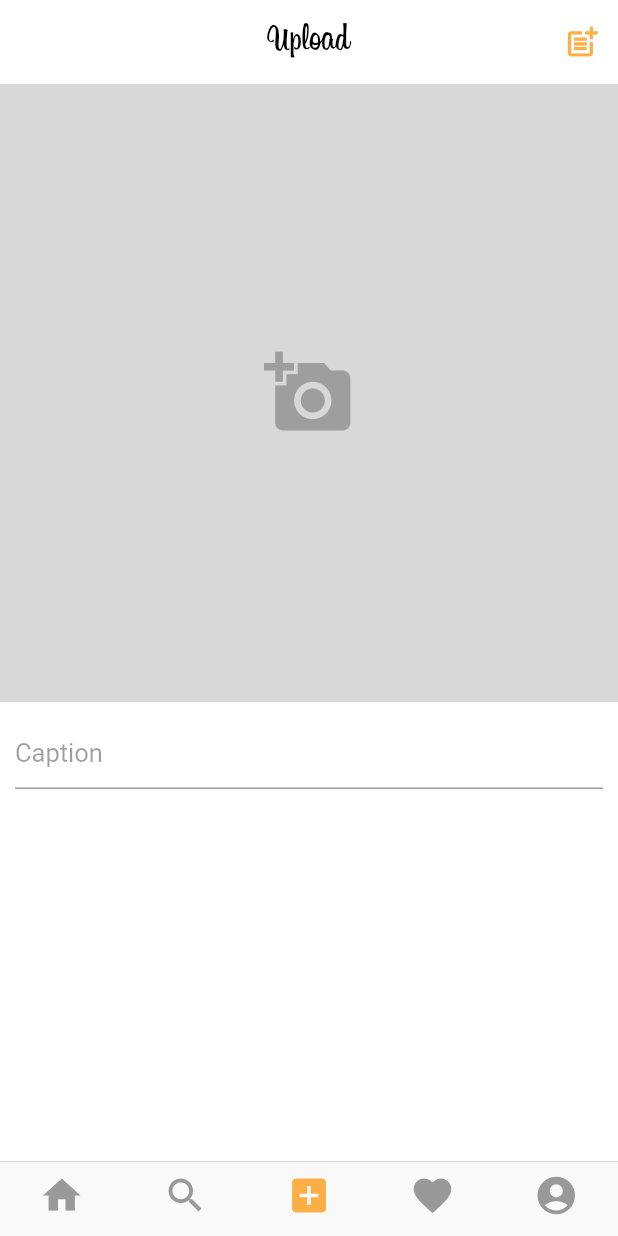
After one commit to Khurshidddbek/flutter_myinsta, a Flutter app: the HomePage screen opened by its route, swiped to page 3, on a phone screen of 412 x 824 dp. The commit adds this screen. Run offline on Flutter 3.47's test engine with Material 2 defaults, Android fonts, the phone set to English and light mode, and no system bars; our stand-ins replace image_picker.

Commit message:
MyUploadPage

```diff
--- a/lib/main.dart
+++ b/lib/main.dart
@@ -1,4 +1,5 @@
 import 'package:flutter/material.dart';
+import 'package:flutter_myinsta/pages/home_page.dart';
 import 'package:flutter_myinsta/pages/signin_page.dart';
 import 'package:flutter_myinsta/pages/signup_page.dart';
 import 'package:flutter_myinsta/pages/splash_page.dart';
@@ -20,6 +21,7 @@ class MyApp extends StatelessWidget {
         SplashPage.id: (context) => SplashPage(),
         SignInPage.id: (context) => SignInPage(),
         SignUpPage.id: (context) => SignUpPage(),
+        HomePage.id: (context) => HomePage(),
       },
     );
   }
--- /dev/null
+++ b/lib/pages/home_page.dart
@@ -0,0 +1,73 @@
+import 'package:flutter/cupertino.dart';
+import 'package:flutter/material.dart';
+import 'package:flutter_myinsta/pages/my_feed_page.dart';
+import 'package:flutter_myinsta/pages/my_likes_page.dart';
+import 'package:flutter_myinsta/pages/my_profile_page.dart';
+import 'package:flutter_myinsta/pages/my_search_page.dart';
+import 'package:flutter_myinsta/pages/my_upload_page.dart';
+
+class HomePage extends StatefulWidget {
+  static final String id = 'home_page';
+
+  const HomePage({Key key}) : super(key: key);
+
+  @override
+  _HomePageState createState() => _HomePageState();
+}
+
+class _HomePageState extends State<HomePage> {
+  // values
+  PageController _pageController;
+  var _currentIndex = 0;
+
+  @override
+  void initState() {
+    // TODO: implement initState
+    super.initState();
+
+    _pageController = PageController();
+  }
+
+  @override
+  Widget build(BuildContext context) {
+    return Scaffold(
+      body: SafeArea(
+        child: SafeArea(
+          child: PageView(
+            controller: _pageController,
+            onPageChanged: (int index) {
+              setState(() {
+                _currentIndex = index;
+              });
+            },
+            children: [
+              MyFeedPage(),
+              MySearchPage(),
+              MyUploadPage(),
+              MyLikesPage(),
+              MyLikesPage(),
+              MyProfilePage(),
+            ],
+          ),
+        ),
+      ),
+      bottomNavigationBar: CupertinoTabBar(
+        currentIndex: _currentIndex,
+        onTap: (int index) {
+          setState(() {
+            _currentIndex = index;
+            _pageController.animateToPage(index, duration: Duration(milliseconds: 200), curve: Curves.easeIn);
+          });
+        },
+        activeColor: Color(0xffFCAF45),
+        items: [
+          BottomNavigationBarItem(icon: Icon(Icons.home)),
+          BottomNavigationBarItem(icon: Icon(Icons.search)),
+          BottomNavigationBarItem(icon: Icon(Icons.add_box)),
+          BottomNavigationBarItem(icon: Icon(Icons.favorite)),
+          BottomNavigationBarItem(icon: Icon(Icons.account_circle_rounded)),
+        ],
+      ),
+    );
+  }
+}
--- /dev/null
+++ b/lib/pages/my_upload_page.dart
@@ -0,0 +1,158 @@
+import 'dart:io';
+import 'package:flutter/material.dart';
+import 'package:image_picker/image_picker.dart';
+
+class MyUploadPage extends StatefulWidget {
+  static final String id = 'my_upload_page';
+
+  const MyUploadPage({Key key}) : super(key: key);
+
+  @override
+  _MyUploadPageState createState() => _MyUploadPageState();
+}
+
+class _MyUploadPageState extends State<MyUploadPage> {
+  // values
+  var _captionController = TextEditingController();
+  File _image;
+
+  // Image Picker
+  // ===========================================================================
+  _imgFromCamera() async {
+    File image = await ImagePicker.pickImage(
+        source: ImageSource.camera, imageQuality: 50
+    );
+
+    setState(() {
+      _image = image;
+    });
+  }
+
+  _imgFromGallery() async {
+    File image = await  ImagePicker.pickImage(
+        source: ImageSource.gallery, imageQuality: 50
+    );
+
+    setState(() {
+      _image = image;
+    });
+  }
+
+  void _showPicker(context) {
+    showModalBottomSheet(
+        context: context,
+        builder: (BuildContext bc) {
+          return SafeArea(
+            child: Container(
+              child: new Wrap(
+                children: <Widget>[
+                  new ListTile(
+                      leading: new Icon(Icons.photo_library),
+                      title: new Text('Pick Photo'),
+                      onTap: () {
+                        _imgFromGallery();
+                        Navigator.of(context).pop();
+                      }),
+                  new ListTile(
+                    leading: new Icon(Icons.photo_camera),
+                    title: new Text('Take Photo'),
+                    onTap: () {
+                      _imgFromCamera();
+                      Navigator.of(context).pop();
+                    },
+                  ),
+                ],
+              ),
+            ),
+          );
+        }
+    );
+  }
+  // ===========================================================================
+
+  _uploadNewPost() {
+    String _caption = _captionController.text.toString();
+
+    if (_caption.isEmpty || _image == null) return ;
+  }
+
+  @override
+  Widget build(BuildContext context) {
+    return Scaffold(
+      backgroundColor: Colors.white,
+      appBar: AppBar(
+        backgroundColor: Colors.white,
+        elevation: 0,
+        title: Text('Upload', style: TextStyle(color: Colors.black, fontSize: 25, fontFamily: 'Billabong'),),
+        centerTitle: true,
+        actions: [
+          IconButton(icon: Icon(Icons.post_add, color: Color(0xffFCAF45), size: 25,), onPressed: () {})
+        ],
+      ),
+      body: SafeArea(
+        child: SingleChildScrollView(
+          child: Column(
+            children: [
+              // Button : add a photo
+              GestureDetector(
+                onTap: () {
+                  _showPicker(context);
+                },
+                child: Container(
+                  width: double.infinity,
+                  height: MediaQuery.of(context).size.width,
+                  color: Colors.grey.withOpacity(0.4),
+                  child: _image == null ? Icon(Icons.add_a_photo, color: Colors.grey, size: 60,) :
+                      Stack(
+                        children: [
+                          // Added photo
+                          Container(
+                            height: double.infinity,
+                            width: double.infinity,
+                            child: Image.file(_image, fit: BoxFit.cover,),
+                          ),
+
+                          // Button : x => remove added photo
+                          Container(
+                            width: double.infinity,
+                            decoration: BoxDecoration(
+                              color: Colors.black12.withOpacity(0.2),
+                            ),
+                            child: Column(
+                              crossAxisAlignment: CrossAxisAlignment.end,
+                              children: [
+                                IconButton(icon: Icon(Icons.highlight_remove, color: Colors.white,), onPressed: () {
+                                  setState(() {
+                                    _image = null;
+                                  });
+                                }),
+                              ],
+                            ),
+                          ),
+                        ],
+                      ),
+                ),
+              ),
+
+              // TextField : Caption
+              Container(
+                margin: EdgeInsets.all(10),
+                child: TextField(
+                  style: TextStyle(color: Colors.black),
+                  controller: _captionController,
+                  decoration: InputDecoration(
+                    hintText: 'Caption',
+                    hintStyle: TextStyle(color: Colors.black38, fontSize: 17),
+                  ),
+                  keyboardType: TextInputType.multiline,
+                  minLines: 1,
+                  maxLines: 5,
+                ),
+              ),
+            ],
+          ),
+        ),
+      ),
+    );
+  }
+}
--- a/lib/pages/splash_page.dart
+++ b/lib/pages/splash_page.dart
@@ -1,6 +1,7 @@
 import 'dart:async';
 
 import 'package:flutter/material.dart';
+import 'package:flutter_myinsta/pages/home_page.dart';
 import 'package:flutter_myinsta/pages/signin_page.dart';
 
 class SplashPage extends StatefulWidget {
--- a/pubspec.yaml
+++ b/pubspec.yaml
@@ -11,6 +11,7 @@ dependencies:
     sdk: flutter
 
   cupertino_icons: ^1.0.2
+  image_picker: ^0.6.6+5
 
 dev_dependencies:
   flutter_test:
```
Also changed, not shown: lib/pages/my_feed_page.dart (added, +17 -0 lines), lib/pages/my_likes_page.dart (added, +17 -0 lines), lib/pages/my_profile_page.dart (added, +17 -0 lines), lib/pages/my_search_page.dart (added, +17 -0 lines), lib/pages/signin_page.dart (+10 -1 lines), pubspec.lock.
